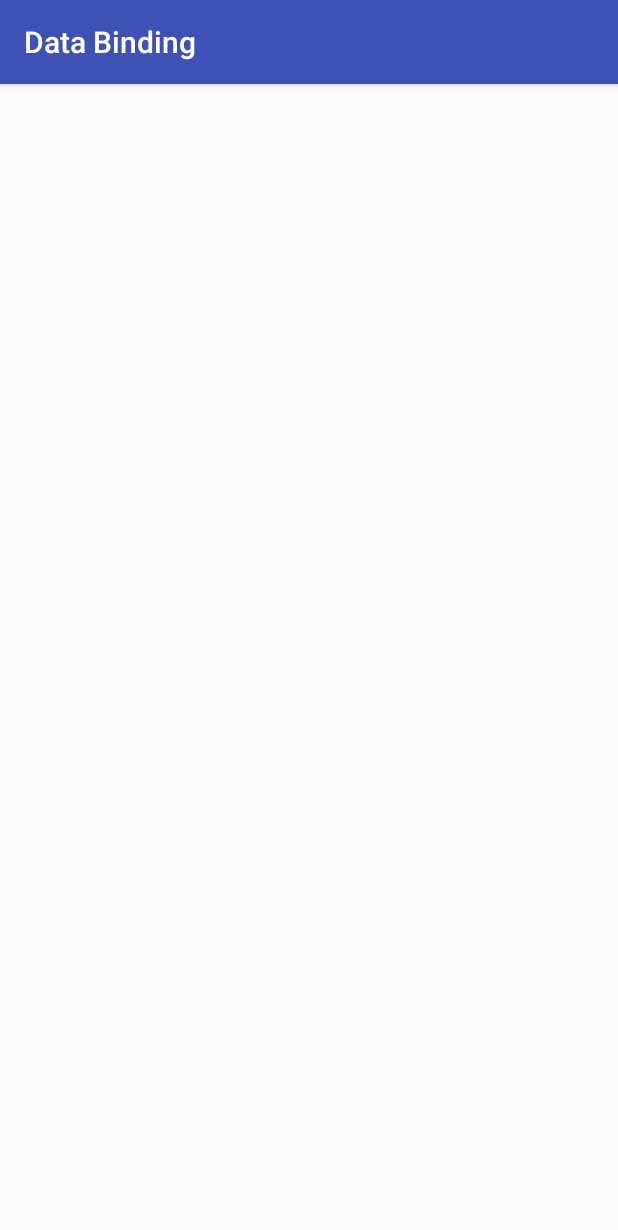
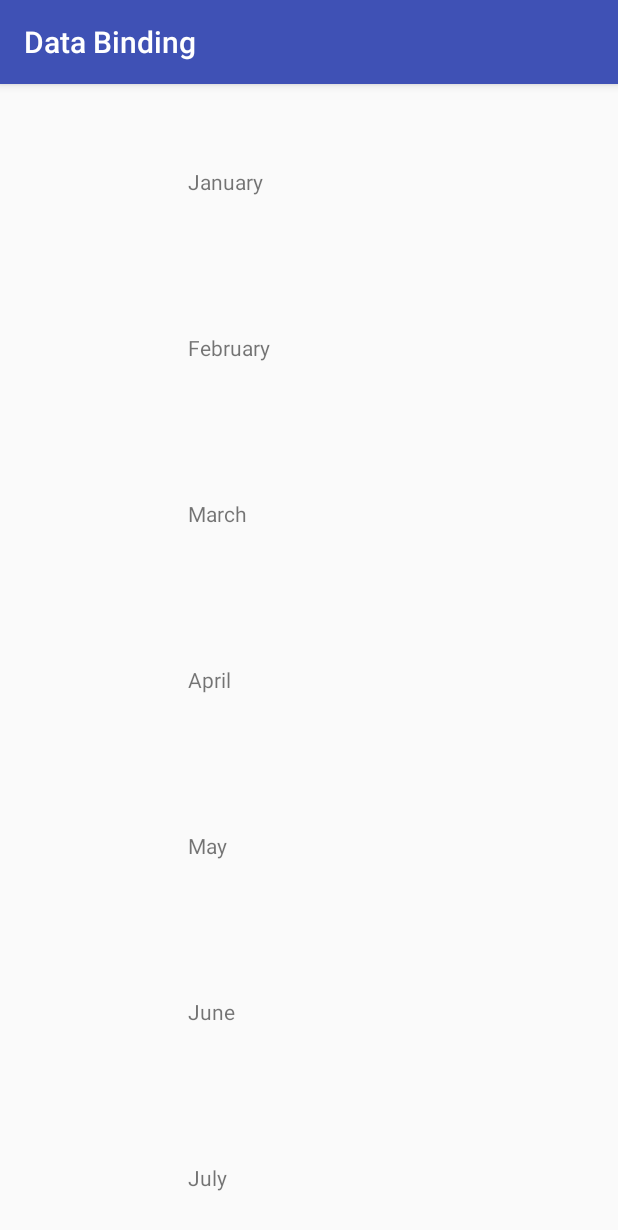
Before and after one commit to git-nk/databinding-demo, an Android app: the MonthsActivity screen opened directly, with no data from a screen before it, on a phone screen of 412 x 824 dp. Shown: the top 1230 px of the screen. Run offline under Robolectric (Android 15) with nearby library versions, the phone set to English and light mode, and no system bars; our stand-ins replace data binding.

Commit message:
displaying name of months in recycler view

```diff
--- a/app/src/main/AndroidManifest.xml
+++ b/app/src/main/AndroidManifest.xml
@@ -1,6 +1,8 @@
 <?xml version="1.0" encoding="utf-8"?>
 <manifest xmlns:android="http://schemas.android.com/apk/res/android"
     package="com.example.krishna.databinding">
+
+    <uses-permission android:name="android.permission.INTERNET" />
 
     <application
         android:allowBackup="true"
--- a/app/src/main/java/com/example/krishna/databinding/MonthsActivity.java
+++ b/app/src/main/java/com/example/krishna/databinding/MonthsActivity.java
@@ -2,12 +2,43 @@ package com.example.krishna.databinding;
 
 import android.os.Bundle;
 import android.support.v7.app.AppCompatActivity;
+import android.support.v7.widget.LinearLayoutManager;
+import android.support.v7.widget.RecyclerView;
+import android.util.Log;
+
+import com.example.krishna.databinding.adapter.MonthAdapter;
+import com.example.krishna.databinding.model.MonthlyData;
+
+import java.util.ArrayList;
 
 public class MonthsActivity extends AppCompatActivity {
+    private static final String TAG = "MonthsActivity";
+    private final String[] name = {
+            "January", "February", "March", "April", "May", "June", "July", "August", "September",
+            "October", "November", "December"
+    };
 
     @Override
     protected void onCreate(Bundle savedInstanceState) {
         super.onCreate(savedInstanceState);
         setContentView(R.layout.activity_months);
+
+        prepareData();
+    }
+
+    public void prepareData() {
+        ArrayList<MonthlyData> monthlyDataArrayList = new ArrayList<>();
+        for (int i = 0; i < 12; i++) {
+            MonthlyData monthlyData = new MonthlyData();
+            monthlyData.setName(name[i]);
+            Log.d(TAG, "img url: " + monthlyData.getImage());
+            monthlyDataArrayList.add(monthlyData);
+        }
+
+        MonthAdapter monthAdapter = new MonthAdapter(monthlyDataArrayList);
+        RecyclerView recyclerView = (RecyclerView) findViewById(R.id.recyclerView);
+        recyclerView.setLayoutManager(new LinearLayoutManager(this));
+        recyclerView.setAdapter(monthAdapter);
+
     }
 }
--- /dev/null
+++ b/app/src/main/java/com/example/krishna/databinding/adapter/MonthAdapter.java
@@ -0,0 +1,57 @@
+package com.example.krishna.databinding.adapter;
+
+import android.databinding.DataBindingUtil;
+import android.databinding.ViewDataBinding;
+import android.support.v7.widget.RecyclerView;
+import android.view.LayoutInflater;
+import android.view.View;
+import android.view.ViewGroup;
+
+import com.example.krishna.databinding.BR;
+import com.example.krishna.databinding.R;
+import com.example.krishna.databinding.model.MonthlyData;
+
+import java.util.ArrayList;
+
+/**
+ * Created by krishna on March 23, 2017
+ */
+
+public class MonthAdapter extends RecyclerView.Adapter<MonthAdapter.ViewHolder> {
+    private ArrayList<MonthlyData> monthlyDataArrayList;
+
+    public MonthAdapter(ArrayList<MonthlyData> monthlyDataArrayList) {
+        this.monthlyDataArrayList = monthlyDataArrayList;
+    }
+
+    @Override
+    public ViewHolder onCreateViewHolder(ViewGroup parent, int viewType) {
+        View view = LayoutInflater.from(parent.getContext()).inflate(R.layout.row_item_month, parent, false);
+        return new ViewHolder(DataBindingUtil.bind(view));
+    }
+
+    @Override
+    public void onBindViewHolder(ViewHolder holder, int position) {
+        MonthlyData monthlyData = monthlyDataArrayList.get(position);
+        holder.bind(monthlyData);
+    }
+
+    @Override
+    public int getItemCount() {
+        return monthlyDataArrayList == null ? 0 : monthlyDataArrayList.size();
+    }
+
+    static class ViewHolder extends RecyclerView.ViewHolder {
+        private final ViewDataBinding viewDataBinding;
+
+        ViewHolder(ViewDataBinding viewDataBinding) {
+            super(viewDataBinding.getRoot());
+            this.viewDataBinding = viewDataBinding;
+        }
+
+        void bind(MonthlyData data) {
+            viewDataBinding.setVariable(BR.monthlyData, data);
+            viewDataBinding.executePendingBindings();
+        }
+    }
+}
--- /dev/null
+++ b/app/src/main/java/com/example/krishna/databinding/model/MonthlyData.java
@@ -0,0 +1,23 @@
+package com.example.krishna.databinding.model;
+
+/**
+ * Created by krishna on March 23, 2017
+ */
+
+public class MonthlyData {
+    private String name;
+
+    private String image = "http://gem5.com/images/%s-birthstone.png";
+
+    public String getName() {
+        return name;
+    }
+
+    public void setName(String name) {
+        this.name = name;
+    }
+
+    public String getImage() {
+        return String.format(image, name);
+    }
+}
--- a/app/src/main/java/com/example/krishna/databinding/model/Months.java
+++ /dev/null
@@ -1,22 +0,0 @@
-package com.example.krishna.databinding.model;
-
-/**
- * Created by krishna on March 23, 2017
- */
-
-public class Months {
-    private String[] name = {
-            "January", "February", "March", "April", "June", "July", "August", "September",
-            "October", "November", "December"
-    };
-
-    private String image = "http://gem5.com/images/%s-birthstone.png";
-
-    public String[] getAll() {
-        return name;
-    }
-
-    public String getImage(String month) {
-        return String.format(image, month);
-    }
-}
--- a/app/src/main/res/layout/activity_months.xml
+++ b/app/src/main/res/layout/activity_months.xml
@@ -1,8 +1,18 @@
 <?xml version="1.0" encoding="utf-8"?>
-<android.support.constraint.ConstraintLayout xmlns:android="http://schemas.android.com/apk/res/android"
-    xmlns:tools="http://schemas.android.com/tools"
-    android:layout_width="match_parent"
-    android:layout_height="match_parent"
-    tools:context="com.example.krishna.databinding.MonthsActivity">
+<layout xmlns:android="http://schemas.android.com/apk/res/android">
 
-</android.support.constraint.ConstraintLayout>
+    <data>
+
+    </data>
+
+    <LinearLayout
+        android:layout_width="match_parent"
+        android:layout_height="match_parent"
+        android:layout_margin="10dp">
+
+        <android.support.v7.widget.RecyclerView
+            android:id="@+id/recyclerView"
+            android:layout_width="match_parent"
+            android:layout_height="match_parent" />
+    </LinearLayout>
+</layout>
--- /dev/null
+++ b/app/src/main/res/layout/row_item_month.xml
@@ -0,0 +1,29 @@
+<?xml version="1.0" encoding="utf-8"?>
+<layout xmlns:android="http://schemas.android.com/apk/res/android">
+
+    <data>
+
+        <variable
+            name="monthlyData"
+            type="com.example.krishna.databinding.model.MonthlyData" />
+    </data>
+
+    <LinearLayout
+        android:layout_width="match_parent"
+        android:layout_height="wrap_content"
+        android:layout_margin="5dp"
+        android:orientation="horizontal">
+
+        <ImageView
+            android:layout_width="100dp"
+            android:layout_height="100dp"
+            android:layout_gravity="center_vertical" />
+
+        <TextView
+            android:text="@{monthlyData.name}"
+            android:layout_width="wrap_content"
+            android:layout_height="wrap_content"
+            android:layout_gravity="center_vertical"
+            android:layout_marginStart="10dp" />
+    </LinearLayout>
+</layout>
```
